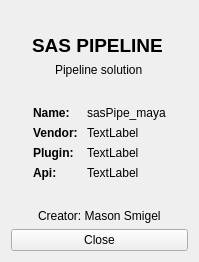
Old version of the form scripts/sas_pipe/maya/ui/about.ui in the repository masonSmigel/sas_pipeline.
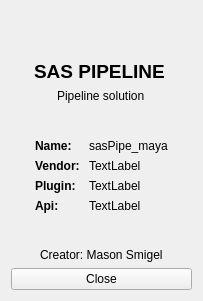
New version of the form.

```diff
--- a/scripts/sas_pipe/maya/ui/about.ui
+++ b/scripts/sas_pipe/maya/ui/about.ui
@@ -6,8 +6,8 @@
             <rect>
                 <x>0</x>
                 <y>0</y>
-                <width>199</width>
-                <height>262</height>
+    <width>203</width>
+    <height>301</height>
             </rect>
         </property>
         <property name="windowTitle">
@@ -27,6 +27,13 @@
                     </property>
                 </spacer>
             </item>
+   <item alignment="Qt::AlignHCenter">
+    <widget class="QLabel" name="logo_label">
+     <property name="text">
+      <string/>
+     </property>
+    </widget>
+   </item>
             <item alignment="Qt::AlignHCenter">
                 <widget class="QLabel" name="plugin_name">
                     <property name="text">
```
Lines whose indentation alone changed are shown as unchanged.
